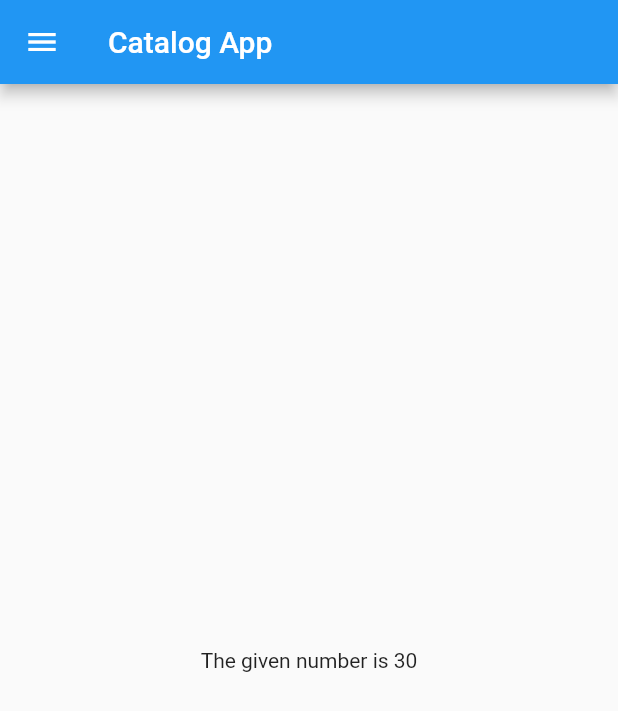
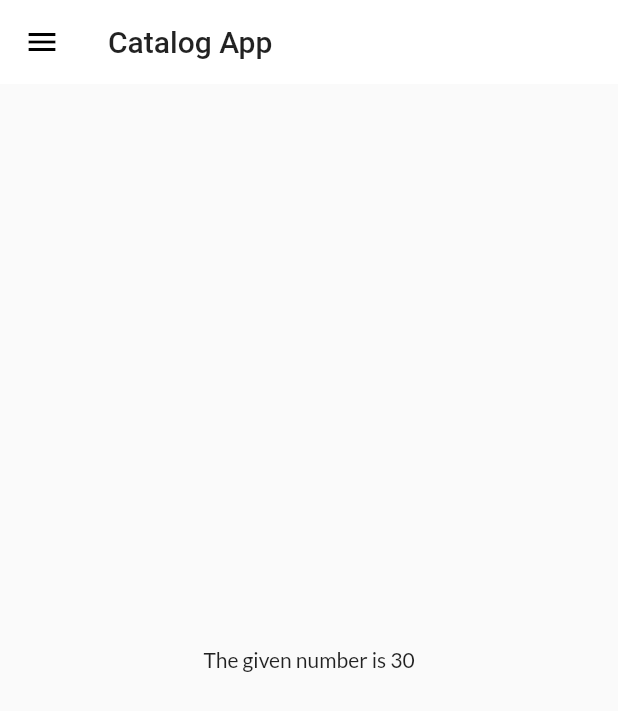
Before and after one commit to chemkai/30_Days_of_Flutter, a Flutter app: the screen it shows after launch, on a phone screen of 412 x 824 dp. Shown: the top 711 px of the screen. Run offline on Flutter 3.47's test engine with Material 2 defaults, Android fonts, the phone set to English and light mode, and no system bars; our stand-ins replace google_fonts.

Commit message:
day 13 completed

```diff
--- a/lib/main.dart
+++ b/lib/main.dart
@@ -2,7 +2,6 @@ import 'package:first_app_yt/pages/home_page.dart';
 import 'package:first_app_yt/pages/login_page.dart';
 import 'package:first_app_yt/utils/routes.dart';
 import 'package:flutter/material.dart';
-import 'package:google_fonts/google_fonts.dart';
 import 'package:first_app_yt/widgets/themes.dart';
 
 void main() {
--- /dev/null
+++ b/lib/widgets/themes.dart
@@ -0,0 +1,18 @@
+import 'package:flutter/material.dart';
+import 'package:google_fonts/google_fonts.dart';
+
+class Mytheme {
+  static ThemeData lightTheme(BuildContext context) => ThemeData(
+      primarySwatch: Colors.deepPurple,
+      fontFamily: GoogleFonts.lato().fontFamily,
+      appBarTheme: AppBarTheme(
+        color: Colors.white,
+        elevation: 0.0,
+        iconTheme: const IconThemeData(color: Colors.black),
+        toolbarTextStyle: Theme.of(context).textTheme.bodyText2,
+        titleTextStyle: Theme.of(context).textTheme.headline6,
+      ));
+  static ThemeData darkTheme(BuildContext context) => ThemeData(
+        brightness: Brightness.dark,
+      );
+}
```
Also changed, not shown: lib/models/catalog.dart (added, +27 -0 lines), lib/models/catalog.json (added, +29 -0 lines).
